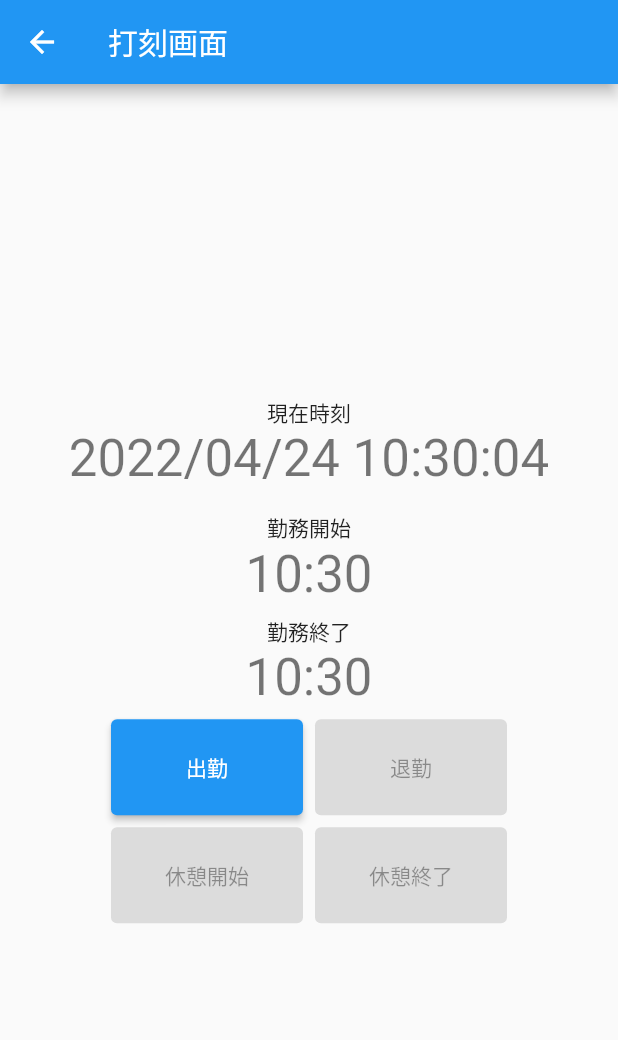
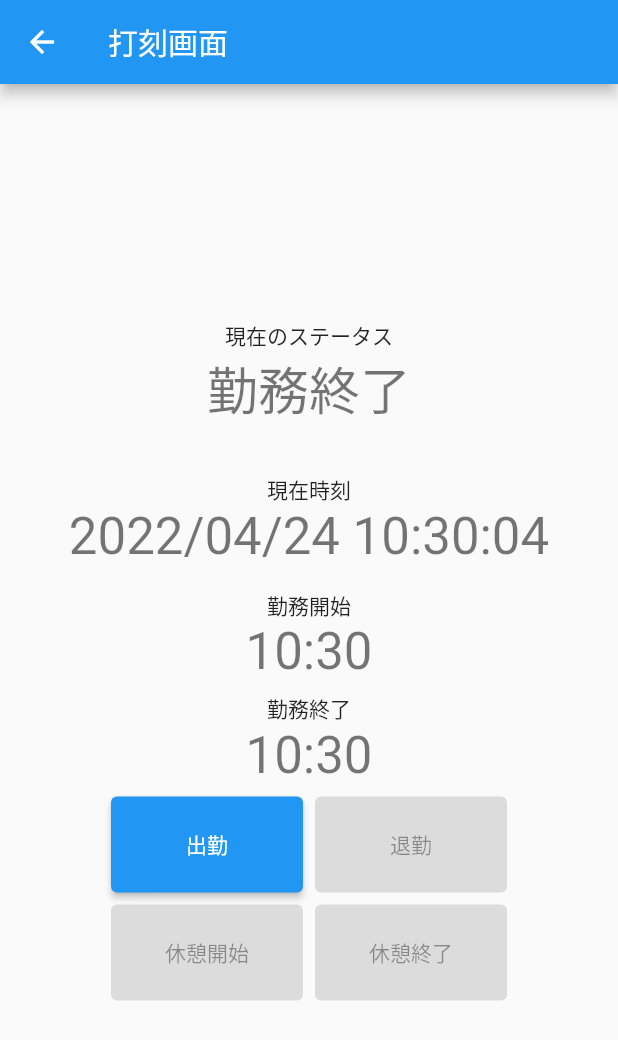
Before and after one commit to hari65536/attendance_management, a Flutter app: the TimeStampPage screen opened directly, after a tap on "出勤", after a tap on "退勤", on a phone screen of 412 x 824 dp. Shown: the top 1040 px of the screen. Run offline on Flutter 3.47's test engine with Material 2 defaults, Android fonts, the phone set to English and light mode, and no system bars; our stand-ins replace cloud_firestore, firebase_core, flutter_riverpod, table_calendar; accounts and stored records are empty.

Commit message:
打刻画面の状態を画面が遷移しても保持するように変更

```diff
--- a/lib/main.dart
+++ b/lib/main.dart
@@ -1,17 +1,38 @@
 // ignore_for_file: non_constant_identifier_names
 
 import 'package:attendance_management/time_stamp.dart';
+import 'package:cloud_firestore/cloud_firestore.dart';
 import 'package:firebase_core/firebase_core.dart';
 import 'package:flutter/material.dart';
+import 'package:flutter_riverpod/flutter_riverpod.dart';
 import 'package:intl/date_symbol_data_local.dart';
 
+import 'amended_return.dart';
 import 'history.dart';
+
+// 異なるページで共通して使う変数を定義
+final UserName = Provider((ref) {});
+// 打刻画面の情報を記録し,画面が遷移しても打刻が記録できるよう定義
+final AttendTime = StateProvider<String>((ref) => '');
+final LeaveTime = StateProvider((ref) => '');
+final RestStartTimes = StateProvider((ref) => []);
+final RestFinishTimes = StateProvider((ref) => []);
+final RestCount = StateProvider((ref) => 0);
+final Create_at =
+    StateProvider<FieldValue>((ref) => FieldValue.serverTimestamp());
+final Working = StateProvider<bool>((ref) => false);
+final Resting = StateProvider<bool>((ref) => false);
+final Status = StateProvider<String>((ref) => '');
 
 void main() async {
   WidgetsFlutterBinding.ensureInitialized();
   await Firebase.initializeApp();
   initializeDateFormatting('ja_JP');
-  runApp(const MyApp());
+  runApp(
+    const ProviderScope(
+      child: MyApp(),
+    ),
+  );
 }
 
 class MyApp extends StatelessWidget {
@@ -66,6 +87,19 @@ class MainPage extends StatelessWidget {
                 })),
               ),
             ),
+            const SizedBox(height: 8),
+            SizedBox(
+              width: 128,
+              height: 64,
+              child: ElevatedButton(
+                child: const Text('申請'),
+                // 画面遷移のボタンイベント
+                onPressed: () => Navigator.of(context)
+                    .push(MaterialPageRoute(builder: (context) {
+                  return const AmendedReturnPage();
+                })),
+              ),
+            ),
           ],
         ),
       ),
--- a/lib/time_stamp.dart
+++ b/lib/time_stamp.dart
@@ -1,44 +1,43 @@
-// ignore_for_file: non_constant_identifier_names, prefer_typing_uninitialized_variables
+// ignore_for_file: non_constant_identifier_names, prefer_typing_uninitialized_variables, unrelated_type_equality_checks
 
 import 'dart:async';
 
 import 'package:cloud_firestore/cloud_firestore.dart';
 import 'package:flutter/material.dart';
+import 'package:flutter_riverpod/flutter_riverpod.dart';
 import 'package:intl/intl.dart';
 
-class TimeStampPage extends StatefulWidget {
+import 'main.dart';
+
+class TimeStampPage extends ConsumerStatefulWidget {
   const TimeStampPage({Key? key}) : super(key: key);
 
   // final String title;
 
   @override
-  State<TimeStampPage> createState() => _TimeStampPageState();
+  _TimeStampPageState createState() => _TimeStampPageState();
 }
 
-class _TimeStampPageState extends State<TimeStampPage> {
-  late String AttendTime;
-  late String LeaveTime;
-  late List<dynamic> RestStartTimes = [];
-  late List<dynamic> RestFinishTimes = [];
-  late FieldValue create_at;
-  int RestCount = 0;
+class _TimeStampPageState extends ConsumerState<TimeStampPage> {
   // 現在時刻
   String current_time = '';
   // 出勤時間
   String attendance_time = '';
   // 退勤時間
   String leave_time = '';
+  // ステータス
+  String state = '勤務外';
   // 休憩開始時間
-  String rest_time = '';
+  // String rest_time = '';
   // 休憩終了
-  String resume_time = '';
+  // String resume_time = '';
   // 画面遷移時に時刻表示画面を破棄するために使う変数
   var _timer;
 
   // Datatimeformat
   var formatter = DateFormat('yyyy/MM/dd HH:mm:ss');
-  bool working = false;
-  bool resting = false;
+  // bool working = false;
+  // bool resting = false;
 
   @override
   void initState() {
@@ -69,6 +68,16 @@ class _TimeStampPageState extends State<TimeStampPage> {
 
   @override
   Widget build(BuildContext context) {
+    final Attend = ref.watch(AttendTime.notifier);
+    final working = ref.watch(Working.notifier);
+    final resting = ref.watch(Resting.notifier);
+    final Leave = ref.watch(LeaveTime.notifier);
+    final restStartTimes = ref.watch(RestStartTimes.notifier);
+    final restFinishTimes = ref.watch(RestFinishTimes.notifier);
+    final restCount = ref.watch(RestCount.notifier);
+    final create_at = ref.watch(Create_at.notifier);
+    final status = ref.watch(Status.notifier);
+
     return Scaffold(
       appBar: AppBar(
         title: const Text('打刻画面'),
@@ -77,6 +86,14 @@ class _TimeStampPageState extends State<TimeStampPage> {
         child: Column(
           mainAxisAlignment: MainAxisAlignment.center,
           children: <Widget>[
+            const Text(
+              '現在のステータス',
+            ),
+            Text(
+              status.state,
+              style: Theme.of(context).textTheme.headline4,
+            ),
+            const SizedBox(height: 32),
             const Text(
               '現在時刻',
             ),
@@ -112,17 +129,17 @@ class _TimeStampPageState extends State<TimeStampPage> {
                   // 出勤ボタン
                   child: ElevatedButton(
                     // working == false　のときのみボタン有効化
-                    onPressed: working == true
+                    onPressed: working.state == true
                         ? null
                         // ボタンをクリックした時の処理
                         : () async {
+                            Attend.state = DateTime.now().toIso8601String();
+                            working.state = true;
+                            create_at.state = FieldValue.serverTimestamp();
+                            status.state = '勤務中';
                             setState(() {
-                              working = true;
                               attendance_time =
                                   DateFormat('HH:mm').format(DateTime.now());
-                              AttendTime =
-                                  DateTime.now().toLocal().toIso8601String();
-                              create_at = FieldValue.serverTimestamp();
                             });
                           },
                     child: const Text('出勤'),
@@ -140,28 +157,28 @@ class _TimeStampPageState extends State<TimeStampPage> {
                       primary: Colors.red, //ボタンの背景色
                     ),
                     // ボタンをクリックした時の処理
-                    onPressed: (working == false || resting == true)
+                    onPressed: (working.state == false || resting.state == true)
                         ? null
                         : () async {
+                            working.state = false;
+                            Leave.state = DateTime.now().toIso8601String();
+                            status.state = '勤務終了';
                             setState(() {
-                              working = false;
                               leave_time =
                                   DateFormat('HH:mm').format(DateTime.now());
                             });
-                            final LeaveTime =
-                                DateTime.now().toLocal().toIso8601String();
                             await FirebaseFirestore.instance
                                 .collection('user1')
                                 .doc(DateFormat('yyyy-MM-dd')
                                     .format(DateTime.now()))
                                 .set({
                               'name': 'user1',
-                              'attendance': AttendTime,
-                              'rest_start': RestStartTimes,
-                              'rest_finish': RestFinishTimes,
-                              'leave': LeaveTime,
-                              'rest_count': RestCount,
-                              'createdAt': create_at
+                              'attendance': Attend.state,
+                              'rest_start': restStartTimes.state,
+                              'rest_finish': restFinishTimes.state,
+                              'leave': Leave.state,
+                              'rest_count': restCount.state,
+                              'createdAt': create_at.state
                             });
                           },
                     child: const Text('退勤'),
@@ -184,15 +201,13 @@ class _TimeStampPageState extends State<TimeStampPage> {
                       primary: Colors.grey, //ボタンの背景色
                     ),
                     // ボタンをクリックした時の処理
-                    onPressed: (working == false || resting == true)
+                    onPressed: (working.state == false || resting.state == true)
                         ? null
                         : () async {
-                            setState(() {
-                              resting = true;
-                              rest_time = formatter.format(DateTime.now());
-                              RestStartTimes.add(
-                                  DateTime.now().toLocal().toIso8601String());
-                            });
+                            resting.state = true;
+                            restStartTimes.state
+                                .add(DateTime.now().toIso8601String());
+                            status.state = '休憩中';
                           },
                     child: const Text('休憩開始'),
                   ),
@@ -209,16 +224,14 @@ class _TimeStampPageState extends State<TimeStampPage> {
                       primary: Colors.grey, //ボタンの背景色
                     ),
                     // ボタンをクリックした時の処理
-                    onPressed: resting == false
+                    onPressed: resting.state == false
                         ? null
                         : () async {
-                            setState(() {
-                              resting = false;
-                              resume_time = formatter.format(DateTime.now());
-                              RestFinishTimes.add(
-                                  DateTime.now().toLocal().toIso8601String());
-                              RestCount += 1;
-                            });
+                            resting.state = false;
+                            restFinishTimes.state
+                                .add(DateTime.now().toIso8601String());
+                            restCount.state = restCount.state + 1;
+                            status.state = '勤務中';
                           },
                     child: const Text('休憩終了'),
                   ),
```
